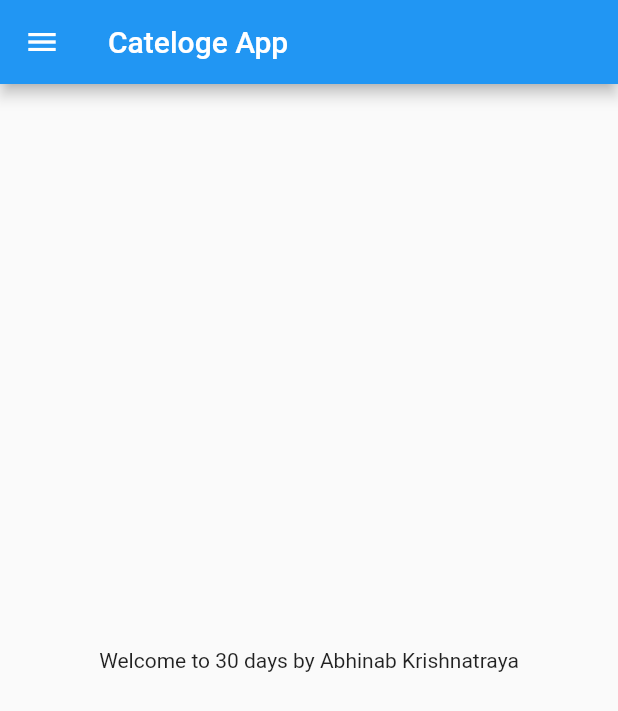
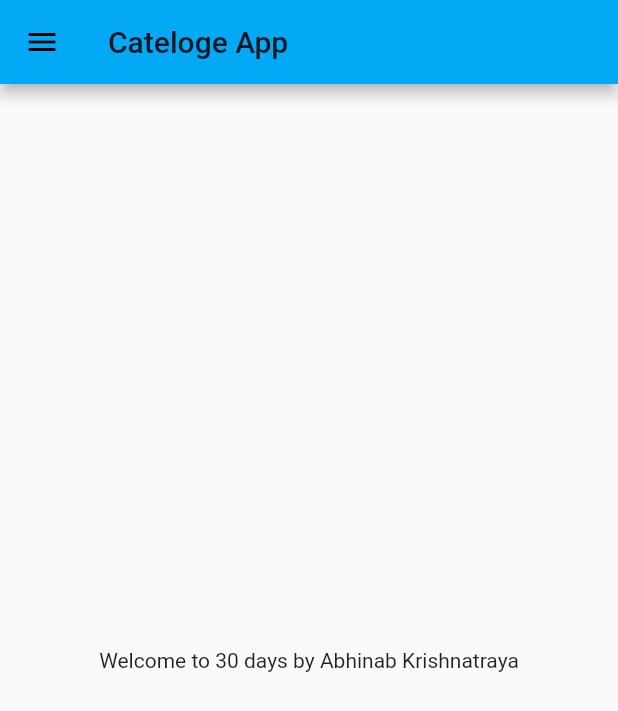
Before and after one commit to Abhinabk/Flutter_App_30_days, a Flutter app: the screen it shows after launch, on a phone screen of 412 x 824 dp. Shown: the top 711 px of the screen. Run offline on Flutter 3.47's test engine with Material 2 defaults, Android fonts, the phone set to English and light mode, and no system bars.

Commit message:
day3 commit

```diff
--- a/lib/main.dart
+++ b/lib/main.dart
@@ -1,5 +1,6 @@
 import 'package:flutter/material.dart';
-import 'package:flutter_catelog/home_page.dart';
+import 'package:flutter_catelog/pages/home_page.dart';
+import 'package:flutter_catelog/pages/login_page.dart';
 
 void main(){
   runApp(MyApp());
@@ -8,9 +9,19 @@ void main(){
 
 class MyApp extends StatelessWidget {
   @override
+  // bulid return a Widget
   Widget build(BuildContext context) {
     return MaterialApp(
-      home: HomePage(),
+      themeMode: ThemeMode.light,
+      theme: ThemeData(primarySwatch: Colors.lightBlue),
+      darkTheme: ThemeData(brightness: Brightness.dark),
+
+      initialRoute: "/home",
+      routes:{
+        "/":(contex) => LoginPage(),
+        "/home":(contex) => HomePage(),
+        "/login":(contex) => LoginPage(),
+      } ,
     );
   }
 }
--- a/lib/home_page.dart
+++ b/lib/pages/home_page.dart
@@ -8,7 +8,7 @@ class HomePage extends StatelessWidget {
   @override
   Widget build(BuildContext context) {
     return
-      Scaffold(
+    Scaffold(
         appBar: AppBar(
           title: Text("Cateloge App"),
         ),
```
Also changed, not shown: lib/pages/login_page.dart (added, +15 -0 lines).
